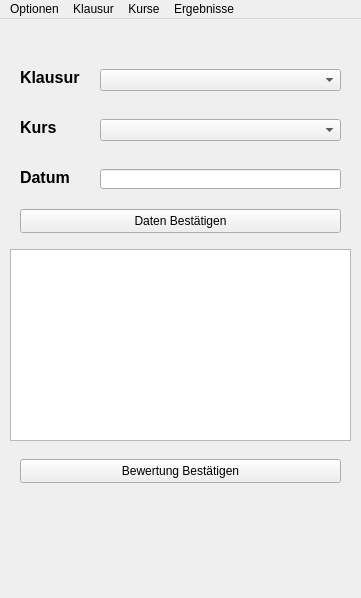
This is windows/mainwindow.ui in koc-schule/bewertungsrechner as Qt 5 draws it before an edit. The edited form follows.
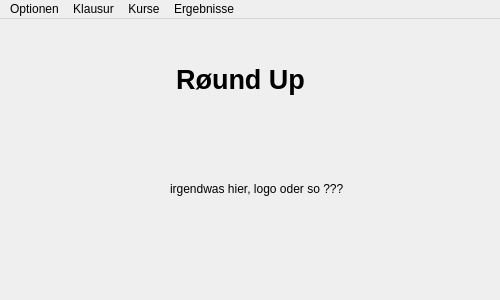
This is the edited form.

Commit message: Removed redundant Mainwindow content

```diff
--- a/windows/mainwindow.ui
+++ b/windows/mainwindow.ui
@@ -6,8 +6,8 @@
    <rect>
     <x>0</x>
     <y>0</y>
-    <width>361</width>
-    <height>598</height>
+    <width>500</width>
+    <height>300</height>
    </rect>
   </property>
   <property name="windowTitle">
@@ -17,128 +17,38 @@
    <widget class="QLabel" name="exam_label">
     <property name="geometry">
      <rect>
-      <x>20</x>
-      <y>50</y>
-      <width>71</width>
-      <height>16</height>
-     </rect>
-    </property>
-    <property name="font">
-     <font>
-      <pointsize>12</pointsize>
-      <weight>75</weight>
-      <bold>true</bold>
-     </font>
-    </property>
-    <property name="text">
-     <string>Klausur</string>
-    </property>
-   </widget>
-   <widget class="QLabel" name="course_label">
-    <property name="geometry">
-     <rect>
-      <x>20</x>
-      <y>100</y>
-      <width>71</width>
-      <height>16</height>
-     </rect>
-    </property>
-    <property name="font">
-     <font>
-      <pointsize>12</pointsize>
-      <weight>75</weight>
-      <bold>true</bold>
-     </font>
-    </property>
-    <property name="text">
-     <string>Kurs</string>
-    </property>
-   </widget>
-   <widget class="QLabel" name="date_label">
-    <property name="geometry">
-     <rect>
-      <x>20</x>
-      <y>150</y>
-      <width>71</width>
-      <height>16</height>
-     </rect>
-    </property>
-    <property name="font">
-     <font>
-      <pointsize>12</pointsize>
-      <weight>75</weight>
-      <bold>true</bold>
-     </font>
-    </property>
-    <property name="text">
-     <string>Datum</string>
-    </property>
-   </widget>
-   <widget class="QPushButton" name="confirm_input_pushButton">
-    <property name="geometry">
-     <rect>
-      <x>20</x>
-      <y>190</y>
-      <width>321</width>
-      <height>24</height>
-     </rect>
-    </property>
-    <property name="text">
-     <string>Daten Bestätigen</string>
-    </property>
-   </widget>
-   <widget class="QTableWidget" name="evaluation_input_tableWidget">
-    <property name="geometry">
-     <rect>
-      <x>10</x>
-      <y>230</y>
+      <x>70</x>
+      <y>30</y>
       <width>341</width>
-      <height>192</height>
+      <height>61</height>
      </rect>
     </property>
-   </widget>
-   <widget class="QPushButton" name="confirm_evaluation_pushButton">
-    <property name="geometry">
-     <rect>
-      <x>20</x>
-      <y>440</y>
-      <width>321</width>
-      <height>24</height>
-     </rect>
+    <property name="font">
+     <font>
+      <pointsize>20</pointsize>
+      <weight>75</weight>
+      <bold>true</bold>
+     </font>
     </property>
     <property name="text">
-     <string>Bewertung Bestätigen</string>
+     <string>Røund Up</string>
     </property>
-   </widget>
-   <widget class="QComboBox" name="select_exam_box">
-    <property name="geometry">
-     <rect>
-      <x>100</x>
-      <y>50</y>
-      <width>241</width>
-      <height>22</height>
-     </rect>
+    <property name="alignment">
+     <set>Qt::AlignCenter</set>
     </property>
    </widget>
-   <widget class="QComboBox" name="select_course_box">
+   <widget class="QLabel" name="label_2">
     <property name="geometry">
      <rect>
-      <x>100</x>
-      <y>100</y>
-      <width>241</width>
-      <height>22</height>
-     </rect>
-    </property>
-   </widget>
-   <widget class="QLineEdit" name="date_edit">
-    <property name="geometry">
-     <rect>
-      <x>100</x>
-      <y>150</y>
+      <x>170</x>
+      <y>160</y>
       <width>241</width>
       <height>20</height>
      </rect>
     </property>
+    <property name="text">
+     <string>irgendwas hier, logo oder so ???</string>
+    </property>
    </widget>
   </widget>
   <widget class="QMenuBar" name="menubar">
@@ -146,7 +56,7 @@
     <rect>
      <x>0</x>
      <y>0</y>
-     <width>361</width>
+     <width>500</width>
      <height>21</height>
     </rect>
    </property>
```
Left out of the diff: 2 changed lines with no effect on the pictures. The commit also changes 2 other files.
